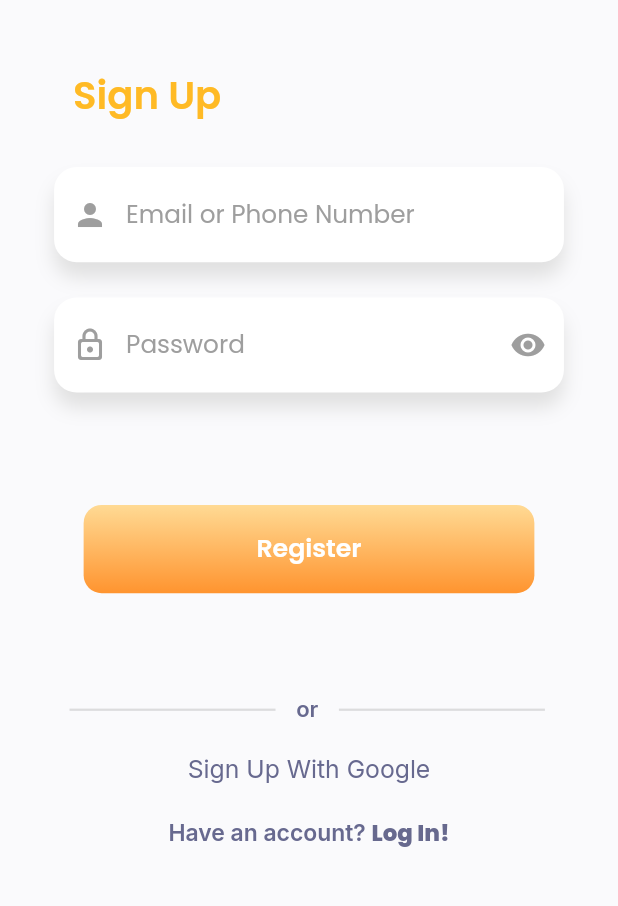
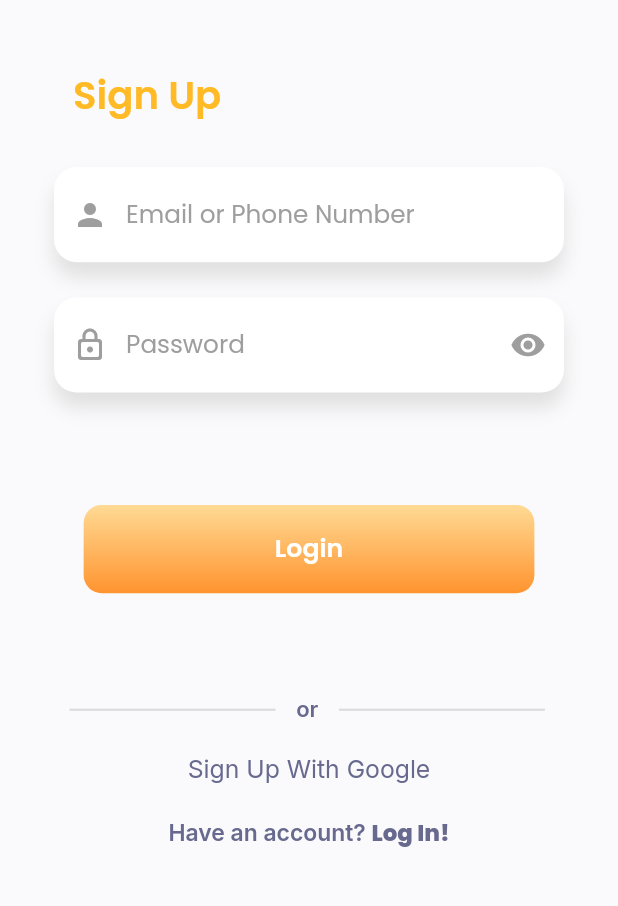
Before and after one commit to opencodeiiita/HandsForHunger, a Flutter app: the Registpage screen opened directly, on a phone screen of 412 x 824 dp, the part 243-1149 px from its top. Run offline on Flutter 3.47's test engine with Material 2 defaults, Android fonts, the phone set to English and light mode, and no system bars; our stand-ins replace animated_splash_screen, firebase_core, google_fonts; accounts and stored records are empty; Roboto replaces fonts that are missing (Rakkas).

Commit message:
Update Registration.dart

```diff
--- a/lib/Registration.dart
+++ b/lib/Registration.dart
@@ -13,6 +13,8 @@ class Registpage extends StatefulWidget {
 }
 
 class _RegistpageState extends State<Registpage> {
+  String _text="";
+  String _password="";
   @override
   Widget build(BuildContext context) {
     double h = (MediaQuery.of(context).size.height),
@@ -60,7 +62,9 @@ class _RegistpageState extends State<Registpage> {
                 ),
                 child: Center(
                   child: TextFormField(
-                    onChanged: (value) {},
+                    onChanged: (value) {
+                      _text=value;
+                    },
                     decoration: InputDecoration(
                         border: InputBorder.none,
                         hintText: 'Email or Phone Number',
@@ -86,7 +90,9 @@ class _RegistpageState extends State<Registpage> {
                 ),
                 child: Center(
                   child: TextFormField(
-                    onChanged: (value) {},
+                    onChanged: (value) {
+                      _password=value;
+                    },
                     decoration: InputDecoration(
                       border: InputBorder.none,
                       hintText: 'Password',
@@ -112,7 +118,7 @@ class _RegistpageState extends State<Registpage> {
               SizedBox(
                 height: h / 15,
               ),
-              BottomButton(txt: 'Register', path: Registpage(), h: h, w: w),
+              BottomButton(txt: 'Login', path: Registpage(), h: h, w: w , text : _text , password: _password,),
               SizedBox(
                 height: h / 20,
               ),
@@ -186,6 +192,65 @@ class _RegistpageState extends State<Registpage> {
   }
 }
 
+class BottomButton extends StatelessWidget {
+  BottomButton(
+      {required this.txt,
+        required this.path,
+        required this.h,
+        required this.w,
+        required this.text,
+        required this.password});
+  double h, w;
+  String txt,text,password;
+  Widget path;
+  @override
+  Widget build(BuildContext context) {
+    return GestureDetector(
+      onTap: () {
+        if(text==""){
+          ScaffoldMessenger.of(context).showSnackBar(SnackBar(
+            content: Text("Please enter Email or Phone Number"),
+
+          ));
+        }
+        else if (password==""){
+          ScaffoldMessenger.of(context).showSnackBar(SnackBar(
+            content: Text("Please enter password"),
+          ));
+        }
+        else
+          Navigator.push(context, MaterialPageRoute(builder: (context) => path));
+      },
+      child: Padding(
+        padding: const EdgeInsets.symmetric(horizontal: 30),
+        child: Container(
+          margin: EdgeInsets.only(top: 20),
+          height: h / 14,
+          width: w / 1.18,
+          child: Center(
+            child: Text(
+              txt,
+              style: GoogleFonts.poppins(
+                  fontSize: w / 24.5,
+                  fontWeight: FontWeight.w600,
+                  color: Colors.white),
+            ),
+          ),
+          decoration: BoxDecoration(
+              gradient: LinearGradient(
+                  colors: [Color(0xffFFDA94), Color(0xffFF942F)],
+                  begin: Alignment.topCenter,
+                  end: Alignment.bottomCenter),
+              borderRadius: BorderRadius.circular(12),
+              color: Color(0xff4BB0FE)),
+        ),
+      ),
+    );
+  }
+}
+
+
+
 List<BoxShadow> Shadow = [
   BoxShadow(color: Colors.grey[300]!, blurRadius: 10, offset: Offset(0, 10))
 ];
```
